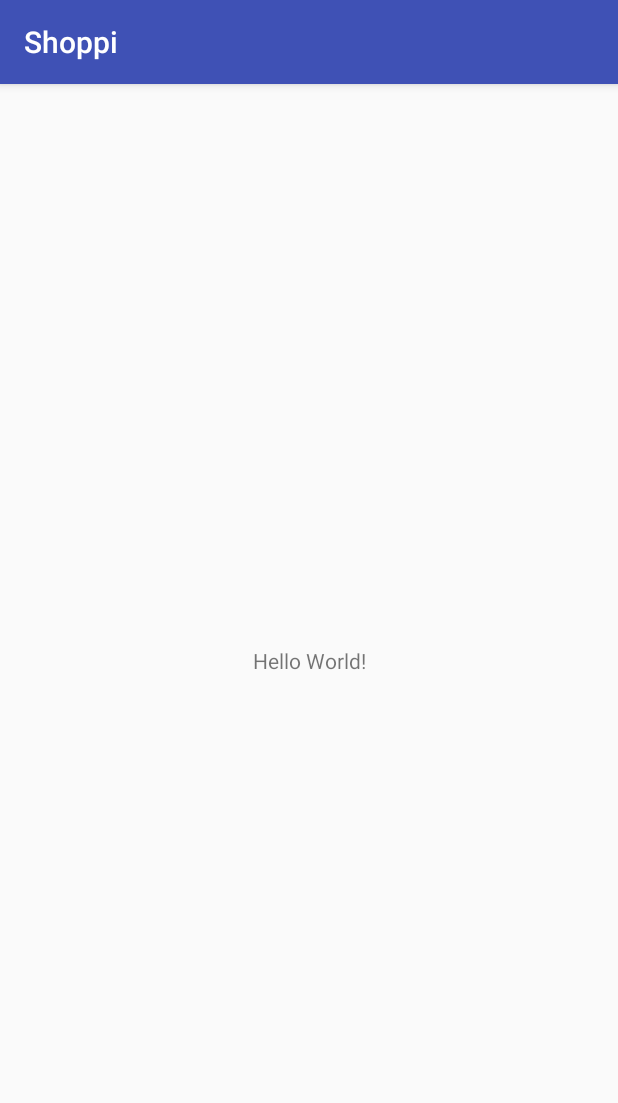
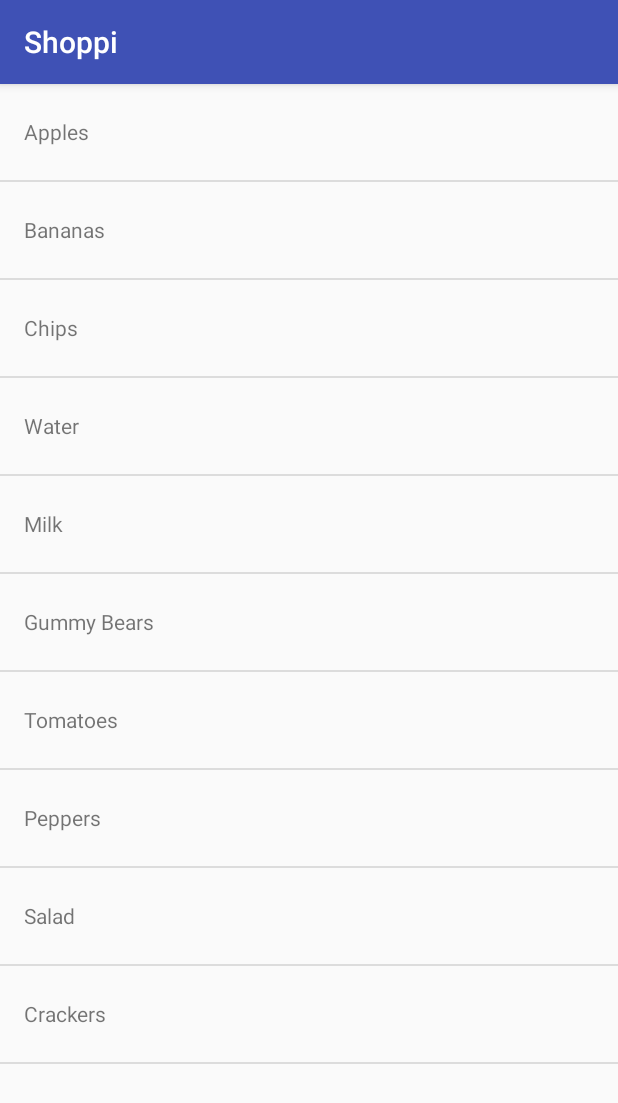
Before and after one commit to crazymaik/shoppi, an Android app: the screen it shows after launch (MainActivity), on a phone screen of 412 x 824 dp. Shown: the top 1103 px of the screen. Run offline under Robolectric (Android 15) with nearby library versions, the phone set to English and light mode, and no system bars.

Commit message:
Sample list of shopping items

```diff
--- a/app/src/main/AndroidManifest.xml
+++ b/app/src/main/AndroidManifest.xml
@@ -3,13 +3,14 @@
     package="org.bitbrothers.shoppi">
 
     <application
+        android:name=".ShoppiApplication"
         android:allowBackup="true"
         android:icon="@mipmap/ic_launcher"
         android:label="@string/app_name"
         android:roundIcon="@mipmap/ic_launcher_round"
         android:supportsRtl="true"
         android:theme="@style/AppTheme">
-        <activity android:name=".MainActivity">
+        <activity android:name=".ui.activity.MainActivity">
             <intent-filter>
                 <action android:name="android.intent.action.MAIN" />
                 <category android:name="android.intent.category.LAUNCHER" />
--- a/app/src/main/java/org/bitbrothers/shoppi/MainActivity.java
+++ /dev/null
@@ -1,13 +0,0 @@
-package org.bitbrothers.shoppi;
-
-import android.os.Bundle;
-import android.support.v7.app.AppCompatActivity;
-
-public class MainActivity extends AppCompatActivity {
-
-    @Override
-    protected void onCreate(Bundle savedInstanceState) {
-        super.onCreate(savedInstanceState);
-        setContentView(R.layout.activity_main);
-    }
-}
--- /dev/null
+++ b/app/src/main/java/org/bitbrothers/shoppi/ShoppiApplication.java
@@ -0,0 +1,6 @@
+package org.bitbrothers.shoppi;
+
+import android.app.Application;
+
+public class ShoppiApplication extends Application {
+}
--- /dev/null
+++ b/app/src/main/java/org/bitbrothers/shoppi/model/ShoppingItem.java
@@ -0,0 +1,24 @@
+package org.bitbrothers.shoppi.model;
+
+/**
+ * One item/entry of a shopping list.
+ */
+public class ShoppingItem {
+
+    private final Long id;
+    private final String name;
+
+    public ShoppingItem(String name) {
+        this.id = null;
+        this.name = name;
+    }
+
+    public ShoppingItem(long id, String name) {
+        this.id = id;
+        this.name = name;
+    }
+
+    public String getName() {
+        return name;
+    }
+}
--- /dev/null
+++ b/app/src/main/java/org/bitbrothers/shoppi/ui/activity/MainActivity.java
@@ -0,0 +1,20 @@
+package org.bitbrothers.shoppi.ui.activity;
+
+import android.os.Bundle;
+import android.support.v7.app.AppCompatActivity;
+import android.widget.ListView;
+
+import org.bitbrothers.shoppi.R;
+import org.bitbrothers.shoppi.ui.adapter.ShoppingItemAdapter;
+
+public class MainActivity extends AppCompatActivity {
+
+    @Override
+    protected void onCreate(Bundle savedInstanceState) {
+        super.onCreate(savedInstanceState);
+        setContentView(R.layout.activity_main);
+
+        ListView listView = findViewById(android.R.id.list);
+        listView.setAdapter(new ShoppingItemAdapter(getLayoutInflater()));
+    }
+}
--- /dev/null
+++ b/app/src/main/java/org/bitbrothers/shoppi/ui/adapter/ShoppingItemAdapter.java
@@ -0,0 +1,65 @@
+package org.bitbrothers.shoppi.ui.adapter;
+
+import android.view.LayoutInflater;
+import android.view.View;
+import android.view.ViewGroup;
+import android.widget.BaseAdapter;
+import android.widget.TextView;
+
+import org.bitbrothers.shoppi.R;
+import org.bitbrothers.shoppi.model.ShoppingItem;
+
+import java.util.ArrayList;
+import java.util.List;
+
+public class ShoppingItemAdapter extends BaseAdapter {
+
+    private final List<ShoppingItem> items;
+    private final LayoutInflater layoutInflater;
+
+    public ShoppingItemAdapter(LayoutInflater layoutInflater) {
+        this.layoutInflater = layoutInflater;
+
+        this.items = new ArrayList<ShoppingItem>() {{
+            add(new ShoppingItem("Apples"));
+            add(new ShoppingItem("Bananas"));
+            add(new ShoppingItem("Chips"));
+            add(new ShoppingItem("Water"));
+            add(new ShoppingItem("Milk"));
+            add(new ShoppingItem("Gummy Bears"));
+            add(new ShoppingItem("Tomatoes"));
+            add(new ShoppingItem("Peppers"));
+            add(new ShoppingItem("Salad"));
+            add(new ShoppingItem("Crackers"));
+        }};
+    }
+
+    @Override
+    public int getCount() {
+        return items.size();
+    }
+
+    @Override
+    public ShoppingItem getItem(int position) {
+        return items.get(position);
+    }
+
+    @Override
+    public long getItemId(int position) {
+        return position;
+    }
+
+    @Override
+    public View getView(int position, View convertView, ViewGroup parent) {
+        View listItem = convertView;
+
+        if (convertView == null) {
+            listItem = layoutInflater.inflate(R.layout.li_shopping_item, parent, false);
+        }
+
+        TextView textView = listItem.findViewById(android.R.id.text1);
+        textView.setText(getItem(position).getName());
+
+        return listItem;
+    }
+}
--- a/app/src/main/res/layout/activity_main.xml
+++ b/app/src/main/res/layout/activity_main.xml
@@ -1,18 +1,14 @@
 <?xml version="1.0" encoding="utf-8"?>
 <android.support.constraint.ConstraintLayout xmlns:android="http://schemas.android.com/apk/res/android"
-    xmlns:app="http://schemas.android.com/apk/res-auto"
     xmlns:tools="http://schemas.android.com/tools"
     android:layout_width="match_parent"
     android:layout_height="match_parent"
-    tools:context="org.bitbrothers.shoppi.MainActivity">
+    tools:context="org.bitbrothers.shoppi.ui.activity.MainActivity">
 
-    <TextView
-        android:layout_width="wrap_content"
-        android:layout_height="wrap_content"
-        android:text="Hello World!"
-        app:layout_constraintBottom_toBottomOf="parent"
-        app:layout_constraintLeft_toLeftOf="parent"
-        app:layout_constraintRight_toRightOf="parent"
-        app:layout_constraintTop_toTopOf="parent" />
+    <ListView
+        android:id="@android:id/list"
+        android:layout_width="match_parent"
+        android:layout_height="match_parent"
+        tools:listitem="@layout/li_shopping_item" />
 
 </android.support.constraint.ConstraintLayout>
--- /dev/null
+++ b/app/src/main/res/layout/li_shopping_item.xml
@@ -0,0 +1,17 @@
+<?xml version="1.0" encoding="utf-8"?>
+<LinearLayout xmlns:android="http://schemas.android.com/apk/res/android"
+    xmlns:tools="http://schemas.android.com/tools"
+    android:layout_width="match_parent"
+    android:layout_height="wrap_content"
+    android:gravity="center"
+    android:minHeight="?android:listPreferredItemHeight">
+
+    <TextView
+        android:id="@android:id/text1"
+        android:layout_width="match_parent"
+        android:layout_height="wrap_content"
+        android:layout_marginEnd="16dp"
+        android:layout_marginStart="16dp"
+        tools:text="Item" />
+
+</LinearLayout>
```
